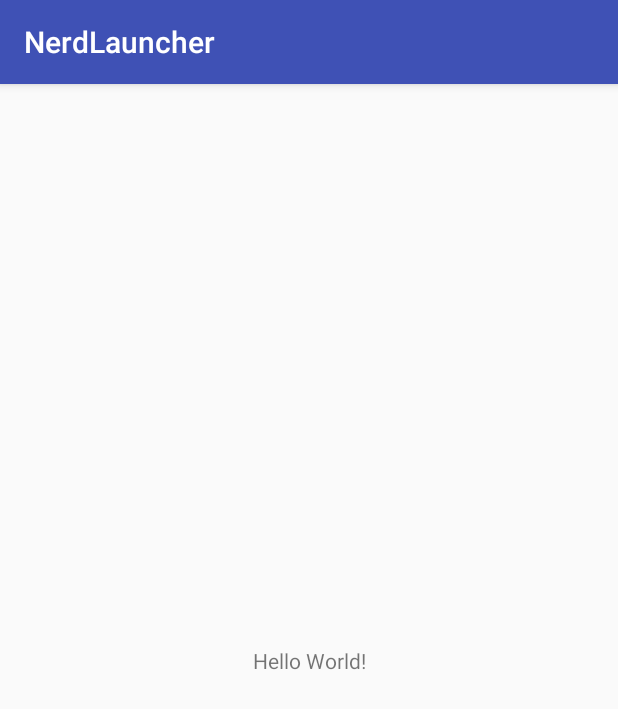
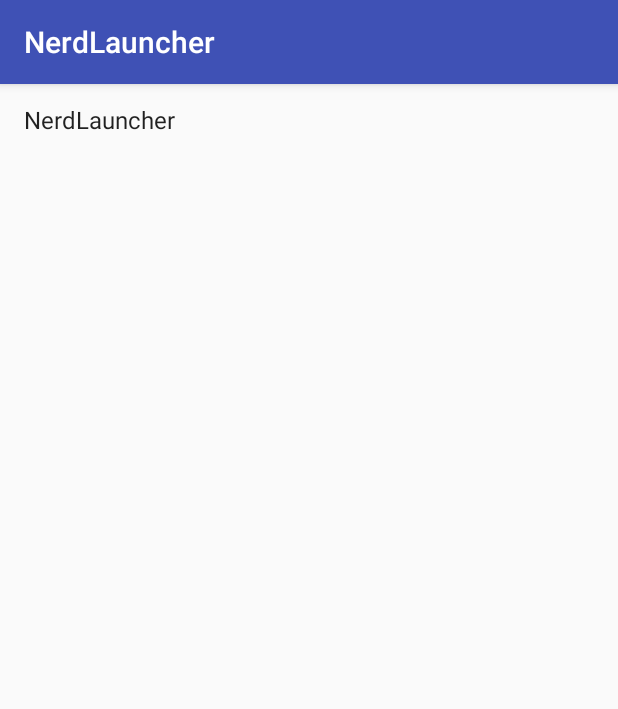
Before and after one commit to agprince/NerdLauncher, an Android app: the screen it shows after launch (NerdLauncherActivity), on a phone screen of 412 x 824 dp. Shown: the top 709 px of the screen. Run offline under Robolectric (Android 15) with nearby library versions, the phone set to English and light mode, and no system bars.

Commit message:
学习完成二十四章

```diff
--- a/app/build.gradle
+++ b/app/build.gradle
@@ -19,10 +19,12 @@ android {
 }
 
 dependencies {
-    implementation fileTree(dir: 'libs', include: ['*.jar'])
+    implementation fileTree(include: ['*.jar'], dir: 'libs')
     implementation 'com.android.support:appcompat-v7:27.1.1'
     implementation 'com.android.support.constraint:constraint-layout:1.1.0'
+    implementation 'com.android.support:recyclerview-v7:27.1.1'
     testImplementation 'junit:junit:4.12'
     androidTestImplementation 'com.android.support.test:runner:1.0.2'
     androidTestImplementation 'com.android.support.test.espresso:espresso-core:3.0.2'
+    implementation 'com.android.support:recyclerview-v7:27.1.1'
 }
--- /dev/null
+++ b/app/src/main/java/com/agprince/android/nerdlauncher/LogUtil.java
@@ -0,0 +1,50 @@
+package com.agprince.android.nerdlauncher;
+
+import android.util.Log;
+
+/**
+ * Created by agprincefu on 2017/10/10.
+ */
+
+public class LogUtil {
+    private  static final  int VERBOSE = 1;
+    private  static final  int DEBUG = 2;
+    private  static final  int INFO = 3;
+    private  static final  int WARN = 4;
+    private  static final  int ERROR = 5;
+    private  static final  int NOTHING = 6;
+    private static int level = VERBOSE;
+    private static final String TAG = "agtest";
+
+    public static void v(String msg){
+        if(level<=VERBOSE){
+            Log.v(TAG,msg);
+        }
+
+    }
+    public static void d(String msg){
+        if(level<=DEBUG){
+            Log.d(TAG,msg);
+        }
+
+    }
+    public static void i(String msg){
+        if(level<=INFO){
+            Log.i(TAG,msg);
+        }
+
+    }
+    public static void w(String msg){
+        if(level<=WARN){
+            Log.w(TAG,msg);
+        }
+
+    }
+    public static void e(String msg){
+        if(level<=ERROR){
+            Log.e(TAG,msg);
+        }
+
+    }
+
+}
--- a/app/src/main/java/com/agprince/android/nerdlauncher/NerdLauncherActivity.java
+++ b/app/src/main/java/com/agprince/android/nerdlauncher/NerdLauncherActivity.java
@@ -1,13 +1,14 @@
 package com.agprince.android.nerdlauncher;
 
+import android.support.v4.app.Fragment;
 import android.support.v7.app.AppCompatActivity;
 import android.os.Bundle;
 
-public class NerdLauncherActivity extends AppCompatActivity {
+public class NerdLauncherActivity extends SingleFragmentActivity {
 
     @Override
-    protected void onCreate(Bundle savedInstanceState) {
-        super.onCreate(savedInstanceState);
-        setContentView(R.layout.activity_nerd_launcher);
+    protected Fragment createFragment() {
+        return NerdLauncherFragment.newInstance();
     }
+
 }
--- /dev/null
+++ b/app/src/main/java/com/agprince/android/nerdlauncher/NerdLauncherFragment.java
@@ -0,0 +1,121 @@
+package com.agprince.android.nerdlauncher;
+
+import android.app.Activity;
+import android.content.Intent;
+import android.content.pm.ActivityInfo;
+import android.content.pm.PackageManager;
+import android.content.pm.ResolveInfo;
+import android.os.Bundle;
+import android.preference.PreferenceManager;
+import android.support.annotation.NonNull;
+import android.support.annotation.Nullable;
+import android.support.v4.app.Fragment;
+import android.support.v7.widget.LinearLayoutManager;
+import android.support.v7.widget.RecyclerView;
+import android.text.TextUtils;
+import android.view.LayoutInflater;
+import android.view.View;
+import android.view.ViewGroup;
+import android.widget.TextView;
+
+import java.util.Collections;
+import java.util.Comparator;
+import java.util.List;
+
+public class NerdLauncherFragment extends Fragment {
+
+    private RecyclerView mRecyclerView;
+
+    public static NerdLauncherFragment newInstance() {
+        return new NerdLauncherFragment();
+    }
+
+    @Nullable
+    @Override
+    public View onCreateView(@NonNull LayoutInflater inflater, @Nullable ViewGroup container, @Nullable Bundle savedInstanceState) {
+
+        View  v = inflater.inflate(R.layout.fragment_nerd_launcher,container,false);
+
+        mRecyclerView = v.findViewById(R.id.app_recycler_view);
+        mRecyclerView.setLayoutManager(new LinearLayoutManager(getActivity()));
+        mRecyclerView.setAdapter(new ActivityAdapter(setupAdatper()));
+
+        return v;
+    }
+    private List<ResolveInfo> setupAdatper(){
+        Intent startupIntent = new Intent(Intent.ACTION_MAIN);
+        startupIntent.addCategory(Intent.CATEGORY_LAUNCHER);
+
+         PackageManager pm = getActivity().getPackageManager();
+
+        List<ResolveInfo> activities = pm.queryIntentActivities(startupIntent,0);
+        Collections.sort(activities, new Comparator<ResolveInfo>() {
+            @Override
+            public int compare(ResolveInfo o1, ResolveInfo o2) {
+                PackageManager pm = getActivity().getPackageManager();
+                return String.CASE_INSENSITIVE_ORDER.compare(o1.loadLabel(pm).toString(),o2.loadLabel(pm).toString());
+            }
+        });
+
+        LogUtil.d("Found : "+activities.size()+" activities");
+        return activities;
+
+
+    }
+    private class ActivityHolder extends RecyclerView.ViewHolder implements View.OnClickListener{
+
+       private ResolveInfo mResolveInfo;
+       private TextView mNameTextView;
+
+        public ActivityHolder(View itemView) {
+            super(itemView);
+            mNameTextView = (TextView) itemView;
+            mNameTextView.setOnClickListener(this);
+        }
+
+        public void bindActivity(ResolveInfo resolveInfo){
+            mResolveInfo =resolveInfo;
+            PackageManager pm = getActivity().getPackageManager();
+            String name = resolveInfo.loadLabel(pm).toString();
+            mNameTextView.setText(name);
+
+        }
+
+        @Override
+        public void onClick(View v) {
+            ActivityInfo activityInfo = mResolveInfo.activityInfo;
+            Intent intent = new Intent(Intent.ACTION_MAIN).setClassName(activityInfo.applicationInfo.packageName,activityInfo.name).addFlags(Intent.FLAG_ACTIVITY_NEW_TASK);
+            startActivity(intent);
+        }
+    }
+
+    private class ActivityAdapter extends RecyclerView.Adapter<ActivityHolder>{
+
+        private List<ResolveInfo> mActivities;
+
+        public ActivityAdapter(List<ResolveInfo> activities){
+            mActivities = activities;
+        }
+
+        @NonNull
+        @Override
+        public ActivityHolder onCreateViewHolder(@NonNull ViewGroup parent, int viewType) {
+            LayoutInflater inflater = LayoutInflater.from(getActivity());
+            View v= inflater.inflate(android.R.layout.simple_list_item_1, parent,false);
+            return  new ActivityHolder(v);
+        }
+
+        @Override
+        public void onBindViewHolder(@NonNull ActivityHolder holder, int position) {
+
+            ResolveInfo resolveInfo = mActivities.get(position);
+            holder.bindActivity(resolveInfo);
+        }
+
+        @Override
+        public int getItemCount() {
+            return mActivities.size();
+        }
+    }
+
+}
--- /dev/null
+++ b/app/src/main/java/com/agprince/android/nerdlauncher/SingleFragmentActivity.java
@@ -0,0 +1,33 @@
+package com.agprince.android.nerdlauncher;
+
+import android.os.Bundle;
+import android.support.annotation.LayoutRes;
+import android.support.v4.app.Fragment;
+import android.support.v4.app.FragmentManager;
+import android.support.v7.app.AppCompatActivity;
+
+public abstract class SingleFragmentActivity extends AppCompatActivity {
+
+    protected abstract Fragment createFragment();
+
+    @LayoutRes
+    protected int getLayoutResId() {
+        return R.layout.activity_fragment;
+    }
+
+    @Override
+    protected void onCreate(Bundle savedInstanceState) {
+        super.onCreate(savedInstanceState);
+        setContentView(getLayoutResId());
+
+        FragmentManager fm = getSupportFragmentManager();
+        Fragment fragment = fm.findFragmentById(R.id.fragment_container);
+
+        if (fragment == null) {
+            fragment = createFragment();
+            fm.beginTransaction()
+                    .add(R.id.fragment_container, fragment)
+                    .commit();
+        }
+    }
+}
--- /dev/null
+++ b/app/src/main/res/layout/activity_fragment.xml
@@ -0,0 +1,5 @@
+<FrameLayout
+    xmlns:android="http://schemas.android.com/apk/res/android"
+    android:id="@+id/fragment_container"
+    android:layout_width="match_parent"
+    android:layout_height="match_parent"/>
--- a/app/src/main/res/layout/activity_nerd_launcher.xml
+++ /dev/null
@@ -1,19 +0,0 @@
-<?xml version="1.0" encoding="utf-8"?>
-<android.support.constraint.ConstraintLayout
-    xmlns:android="http://schemas.android.com/apk/res/android"
-    xmlns:app="http://schemas.android.com/apk/res-auto"
-    xmlns:tools="http://schemas.android.com/tools"
-    android:layout_width="match_parent"
-    android:layout_height="match_parent"
-    tools:context=".NerdLauncherActivity">
-
-    <TextView
-        android:layout_width="wrap_content"
-        android:layout_height="wrap_content"
-        android:text="Hello World!"
-        app:layout_constraintBottom_toBottomOf="parent"
-        app:layout_constraintLeft_toLeftOf="parent"
-        app:layout_constraintRight_toRightOf="parent"
-        app:layout_constraintTop_toTopOf="parent"/>
-
-</android.support.constraint.ConstraintLayout>
--- /dev/null
+++ b/app/src/main/res/layout/fragment_nerd_launcher.xml
@@ -0,0 +1,7 @@
+<?xml version="1.0" encoding="utf-8"?>
+<android.support.v7.widget.RecyclerView
+    xmlns:android="http://schemas.android.com/apk/res/android"
+    android:id="@+id/app_recycler_view"
+    android:layout_width="match_parent"
+    android:layout_height="match_parent">
+</android.support.v7.widget.RecyclerView>
```
